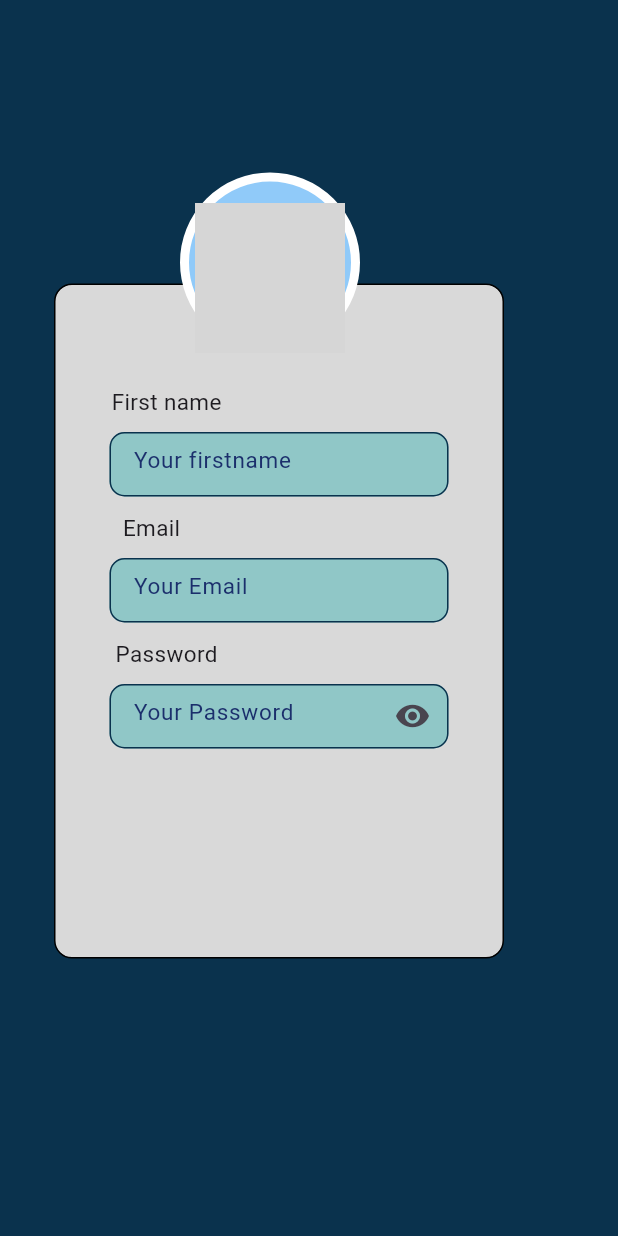
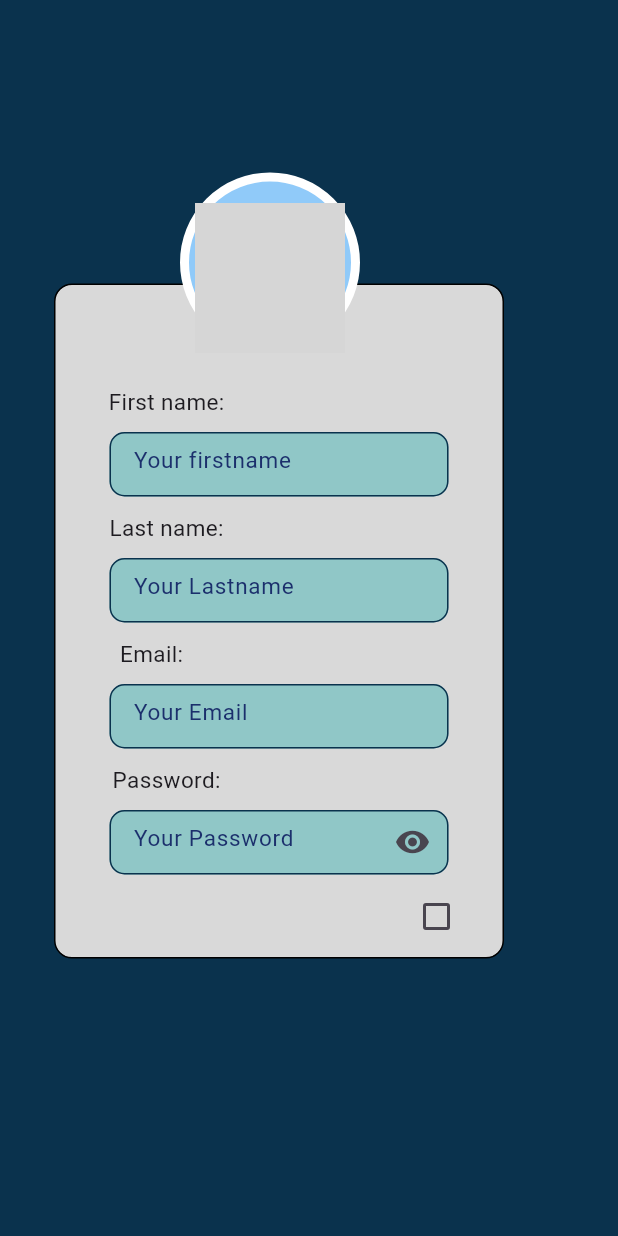
Before and after one commit to abdulrahmannouh/AbdulrahmanNoah, a Flutter app: the screen it shows after launch, on a phone screen of 412 x 824 dp. Run offline on Flutter 3.47's test engine with Material 3 defaults, Android fonts, the phone set to English and light mode, and no system bars; network calls fail; grey boxes are pictures that could not be loaded.

```diff
--- a/lib/main.dart
+++ b/lib/main.dart
@@ -14,6 +14,7 @@ class MyApp extends StatefulWidget {
 
 class _MyAppState extends State<MyApp> {
   bool _isvisible = true;
+  bool isremembered = false;
   // This widget is the root of your application.
   @override
   Widget build(BuildContext context) {
@@ -46,7 +47,7 @@ class _MyAppState extends State<MyApp> {
                             margin:
                                 const EdgeInsets.only(top: 67, right: 150.0),
                             child: const Text(
-                              "First name",
+                              "First name:",
                               style: TextStyle(
                                   fontSize: 15, fontWeight: FontWeight.w400),
                             ),
@@ -75,9 +76,40 @@ class _MyAppState extends State<MyApp> {
                           ),
                           Container(
                             margin:
+                                const EdgeInsets.only(top: 10, right: 150.0),
+                            child: const Text(
+                              "Last name:",
+                              style: TextStyle(
+                                  fontSize: 15, fontWeight: FontWeight.w400),
+                            ),
+                          ),
+                          Container(
+                            margin: const EdgeInsets.only(top: 10),
+                            color: Colors.transparent,
+                            width: 226,
+                            height: 43,
+                            child: TextField(
+                              decoration: InputDecoration(
+                                  hintText: 'Your Lastname',
+                                  hintStyle: const TextStyle(
+                                      color: Color.fromRGBO(27, 47, 108, 1),
+                                      fontSize: 15,
+                                      fontWeight: FontWeight.w400),
+                                  filled: true,
+                                  fillColor:
+                                      const Color.fromRGBO(119, 193, 193, 0.75),
+                                  enabledBorder: OutlineInputBorder(
+                                      borderSide: const BorderSide(
+                                          width: 1.0,
+                                          color: Color.fromRGBO(10, 50, 77, 1)),
+                                      borderRadius: BorderRadius.circular(10))),
+                            ),
+                          ),
+                          Container(
+                            margin:
                                 const EdgeInsets.only(top: 10, right: 170.0),
                             child: const Text(
-                              "Email",
+                              "Email:",
                               style: TextStyle(
                                   fontSize: 15, fontWeight: FontWeight.w400),
                             ),
@@ -108,7 +140,7 @@ class _MyAppState extends State<MyApp> {
                             margin:
                                 const EdgeInsets.only(top: 10, right: 150.0),
                             child: const Text(
-                              "Password",
+                              "Password:",
                               style: TextStyle(
                                   fontSize: 15, fontWeight: FontWeight.w400),
                             ),
@@ -151,7 +183,13 @@ class _MyAppState extends State<MyApp> {
                                           color: Color.fromRGBO(10, 50, 77, 1)),
                                       borderRadius: BorderRadius.circular(10))),
                             ),
-                          )
+                          ),
+                          Container(
+                              child: CheckboxListTile(
+                                  value: isremembered,
+                                  onChanged: (isremembered) {
+                                    isremembered = true;
+                                  }))
                         ],
                       ),
                     ),
```
